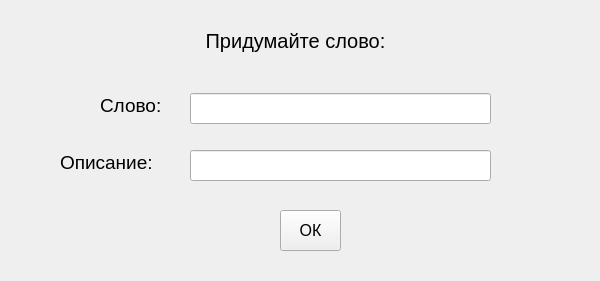
Above: windows/word.ui from IEgor83/PyQt-game-the-gallows before the change. Below: the same form after it.
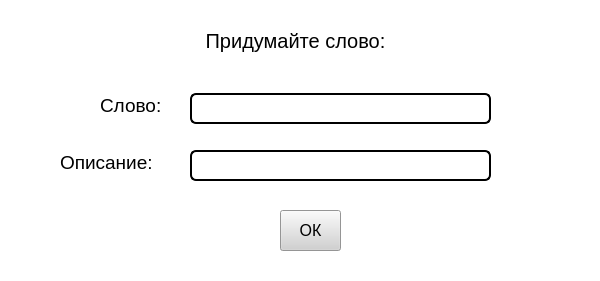
That is the form after the change.

What changed in the file:
```diff
--- a/windows/word.ui
+++ b/windows/word.ui
@@ -13,6 +13,9 @@
   <property name="windowTitle">
    <string>Form</string>
   </property>
+  <property name="styleSheet">
+   <string notr="true">background-color: rgb(255, 255, 255);</string>
+  </property>
   <widget class="QLabel" name="label">
    <property name="geometry">
     <rect>
@@ -48,6 +51,11 @@
      <pointsize>12</pointsize>
     </font>
    </property>
+   <property name="styleSheet">
+    <string notr="true">border-color: rgb(83, 145, 65);
+border: 2px solid;
+border-radius: 6px;</string>
+   </property>
   </widget>
   <widget class="QLabel" name="label_2">
    <property name="geometry">
@@ -81,6 +89,11 @@
      <pointsize>12</pointsize>
     </font>
    </property>
+   <property name="styleSheet">
+    <string notr="true">border-color: rgb(83, 145, 65);
+border: 2px solid;
+border-radius: 6px;</string>
+   </property>
   </widget>
   <widget class="QLabel" name="label_3">
    <property name="geometry">
@@ -114,6 +127,9 @@
      <pointsize>12</pointsize>
     </font>
    </property>
+   <property name="styleSheet">
+    <string notr="true">background-color: rgb(209, 209, 209);</string>
+   </property>
    <property name="text">
     <string>ОК</string>
    </property>
```
